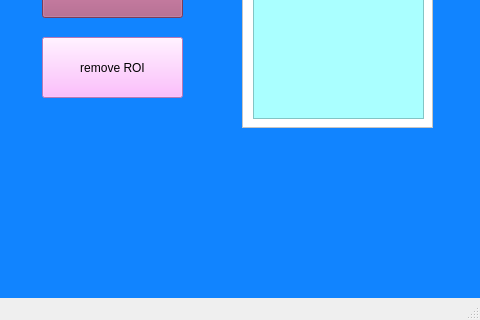
This is LSI Project GUI/LSI Project GUI/LSIProjectGUI.ui in Fridanylund/LSI as Qt 5 draws it before an edit; both pictures show x 448 to 928 and y 290 to 610 of the 928 by 610 pixel window. The edited form follows.
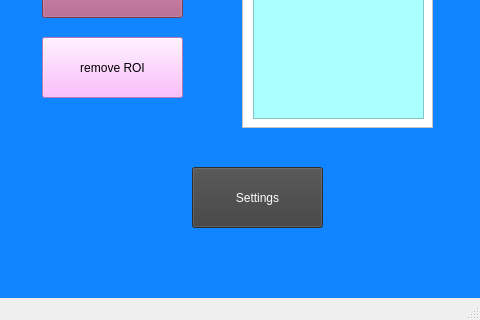
This is the edited form.

Diff of the .ui file:
```diff
--- a/LSI Project GUI/LSI Project GUI/LSIProjectGUI.ui
+++ b/LSI Project GUI/LSI Project GUI/LSIProjectGUI.ui
@@ -253,6 +253,144 @@
      <string>The video will soon be displayed...</string>
     </property>
    </widget>
+   <widget class="QPushButton" name="settingsButton">
+    <property name="geometry">
+     <rect>
+      <x>640</x>
+      <y>440</y>
+      <width>131</width>
+      <height>61</height>
+     </rect>
+    </property>
+    <property name="palette">
+     <palette>
+      <active>
+       <colorrole role="Button">
+        <brush brushstyle="SolidPattern">
+         <color alpha="255">
+          <red>63</red>
+          <green>63</green>
+          <blue>63</blue>
+         </color>
+        </brush>
+       </colorrole>
+       <colorrole role="ButtonText">
+        <brush brushstyle="SolidPattern">
+         <color alpha="255">
+          <red>255</red>
+          <green>255</green>
+          <blue>255</blue>
+         </color>
+        </brush>
+       </colorrole>
+       <colorrole role="Base">
+        <brush brushstyle="SolidPattern">
+         <color alpha="255">
+          <red>63</red>
+          <green>63</green>
+          <blue>63</blue>
+         </color>
+        </brush>
+       </colorrole>
+       <colorrole role="Window">
+        <brush brushstyle="SolidPattern">
+         <color alpha="255">
+          <red>63</red>
+          <green>63</green>
+          <blue>63</blue>
+         </color>
+        </brush>
+       </colorrole>
+      </active>
+      <inactive>
+       <colorrole role="Button">
+        <brush brushstyle="SolidPattern">
+         <color alpha="255">
+          <red>63</red>
+          <green>63</green>
+          <blue>63</blue>
+         </color>
+        </brush>
+       </colorrole>
+       <colorrole role="ButtonText">
+        <brush brushstyle="SolidPattern">
+         <color alpha="255">
+          <red>255</red>
+          <green>255</green>
+          <blue>255</blue>
+         </color>
+        </brush>
+       </colorrole>
+       <colorrole role="Base">
+        <brush brushstyle="SolidPattern">
+         <color alpha="255">
+          <red>63</red>
+          <green>63</green>
+          <blue>63</blue>
+         </color>
+        </brush>
+       </colorrole>
+       <colorrole role="Window">
+        <brush brushstyle="SolidPattern">
+         <color alpha="255">
+          <red>63</red>
+          <green>63</green>
+          <blue>63</blue>
+         </color>
+        </brush>
+       </colorrole>
+      </inactive>
+      <disabled>
+       <colorrole role="Button">
+        <brush brushstyle="SolidPattern">
+         <color alpha="255">
+          <red>63</red>
+          <green>63</green>
+          <blue>63</blue>
+         </color>
+        </brush>
+       </colorrole>
+       <colorrole role="ButtonText">
+        <brush brushstyle="SolidPattern">
+         <color alpha="255">
+          <red>120</red>
+          <green>120</green>
+          <blue>120</blue>
+         </color>
+        </brush>
+       </colorrole>
+       <colorrole role="Base">
+        <brush brushstyle="SolidPattern">
+         <color alpha="255">
+          <red>63</red>
+          <green>63</green>
+          <blue>63</blue>
+         </color>
+        </brush>
+       </colorrole>
+       <colorrole role="Window">
+        <brush brushstyle="SolidPattern">
+         <color alpha="255">
+          <red>63</red>
+          <green>63</green>
+          <blue>63</blue>
+         </color>
+        </brush>
+       </colorrole>
+      </disabled>
+     </palette>
+    </property>
+    <property name="autoFillBackground">
+     <bool>false</bool>
+    </property>
+    <property name="styleSheet">
+     <string notr="true">font: 75 11pt &quot;Segoe UI Light&quot;;
+background-color: rgb(63, 63, 63);</string>
+    </property>
+    <property name="text">
+     <string>Settings</string>
+    </property>
+   </widget>
   </widget>
   <widget class="QMenuBar" name="menuBar">
    <property name="geometry">
```
